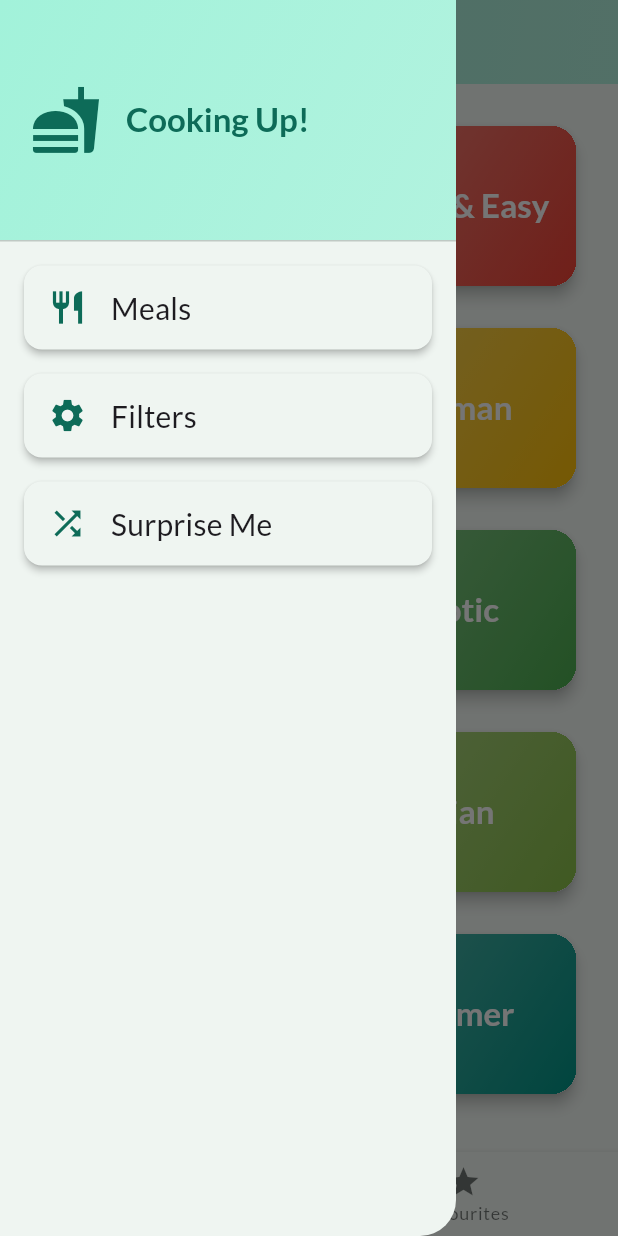
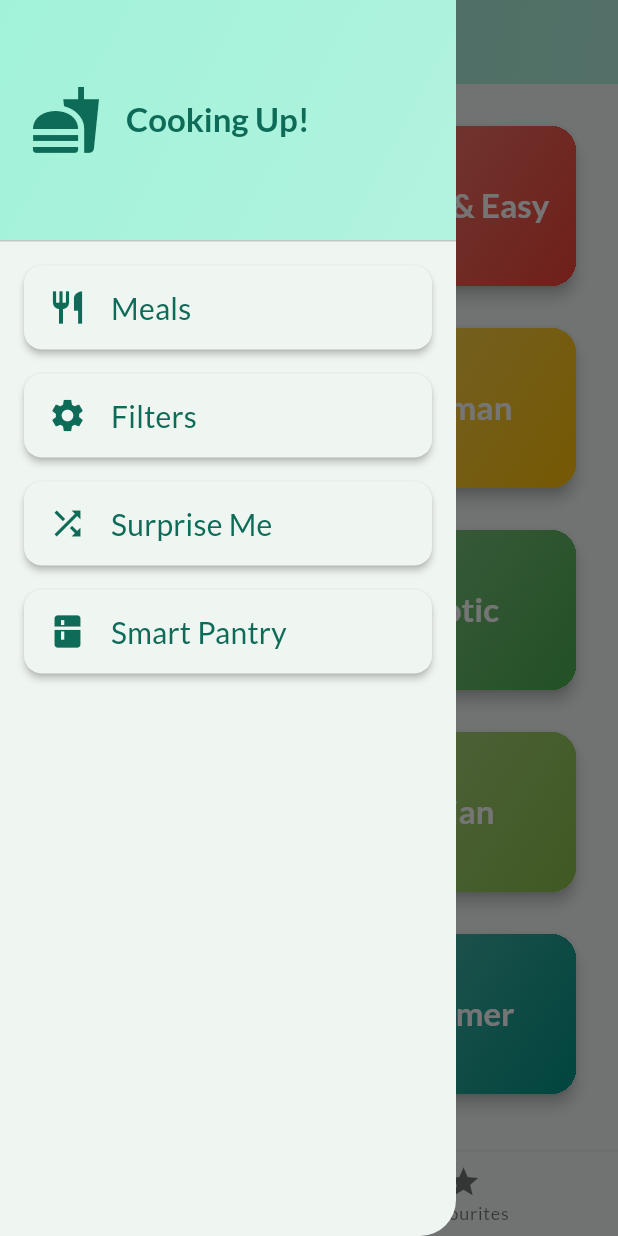
Before and after one commit to Dominiq01/flutter_meals_app, a Flutter app: the screen it shows after launch, with the side drawer open, on a phone screen of 412 x 824 dp. Run offline on Flutter 3.47's test engine with Material 3 defaults, Android fonts, the phone set to English and light mode, and no system bars; our stand-ins replace flutter_riverpod, google_fonts, transparent_image.

Commit message:
add new feature

```diff
--- a/lib/main.dart
+++ b/lib/main.dart
@@ -1,4 +1,5 @@
 import 'package:flutter/material.dart';
+import 'package:flutter_meals_app/screens/pantry_input.dart';
 import 'package:flutter_meals_app/screens/tabs.dart';
 import 'package:flutter_riverpod/flutter_riverpod.dart';
 import 'package:google_fonts/google_fonts.dart';
@@ -43,6 +44,9 @@ class App extends StatelessWidget {
       darkTheme: darkTheme,
       themeMode: ThemeMode.system,
       home: const TabsScreen(),
+       routes: {
+        '/smart-pantry': (ctx) => const PantryInputScreen(),
+      },
     );
   }
 }
--- a/lib/screens/tabs.dart
+++ b/lib/screens/tabs.dart
@@ -44,6 +44,11 @@ class _TabsScreenState extends ConsumerState<TabsScreen> {
         _selectedPageIndex = 0;
       });
     }
+
+    if (identifier == 'smart-pantry') {
+      Navigator.of(context).pushNamed('/smart-pantry');
+    }
+
     if (identifier == 'random') {
       showDialog(
         context: context,
--- a/lib/widgets/main_drawer.dart
+++ b/lib/widgets/main_drawer.dart
@@ -61,7 +61,10 @@ class MainDrawer extends StatelessWidget {
                 ),
                 title: Text(
                   'Meals',
-                  style: textTheme.titleMedium?.copyWith(fontSize: 20),
+                  style: textTheme.titleMedium?.copyWith(
+                    fontSize: 20,
+                    color: colorScheme.primary,
+                  ),
                 ),
                 onTap: () => onSelectScreen('meals'),
               ),
@@ -82,7 +85,10 @@ class MainDrawer extends StatelessWidget {
                 ),
                 title: Text(
                   'Filters',
-                  style: textTheme.titleMedium?.copyWith(fontSize: 20),
+                  style: textTheme.titleMedium?.copyWith(
+                    fontSize: 20,
+                    color: colorScheme.primary,
+                  ),
                 ),
                 onTap: () => onSelectScreen('filters'),
               ),
@@ -103,9 +109,35 @@ class MainDrawer extends StatelessWidget {
                 ),
                 title: Text(
                   'Surprise Me',
-                  style: textTheme.titleMedium?.copyWith(fontSize: 20),
+                  style: textTheme.titleMedium?.copyWith(
+                    fontSize: 20,
+                    color: colorScheme.primary,
+                  ),
                 ),
                 onTap: () => onSelectScreen('random'),
+              ),
+            ),
+          ),
+          Padding(
+            padding: const EdgeInsets.symmetric(horizontal: 12, vertical: 4),
+            child: Card(
+              elevation: 2,
+              shape: RoundedRectangleBorder(
+                borderRadius: BorderRadius.circular(12),
+              ),
+              child: ListTile(
+                leading: Icon(
+                  Icons.kitchen,
+                  color: Theme.of(context).colorScheme.primary,
+                  size: 26,
+                ),
+                title: Text(
+                  'Smart Pantry',
+                  style: Theme.of(
+                    context,
+                  ).textTheme.titleMedium?.copyWith(fontSize: 20, color: colorScheme.primary),
+                ),
+                onTap: () => onSelectScreen('smart-pantry'),
               ),
             ),
           ),
```
Also changed, not shown: lib/models/meal.dart (+35 -0 lines), lib/screens/matching_meals.dart (added, +49 -0 lines), lib/screens/pantry_input.dart (added, +99 -0 lines), lib/services/meal_api_service.dart (+42 -0 lines).
